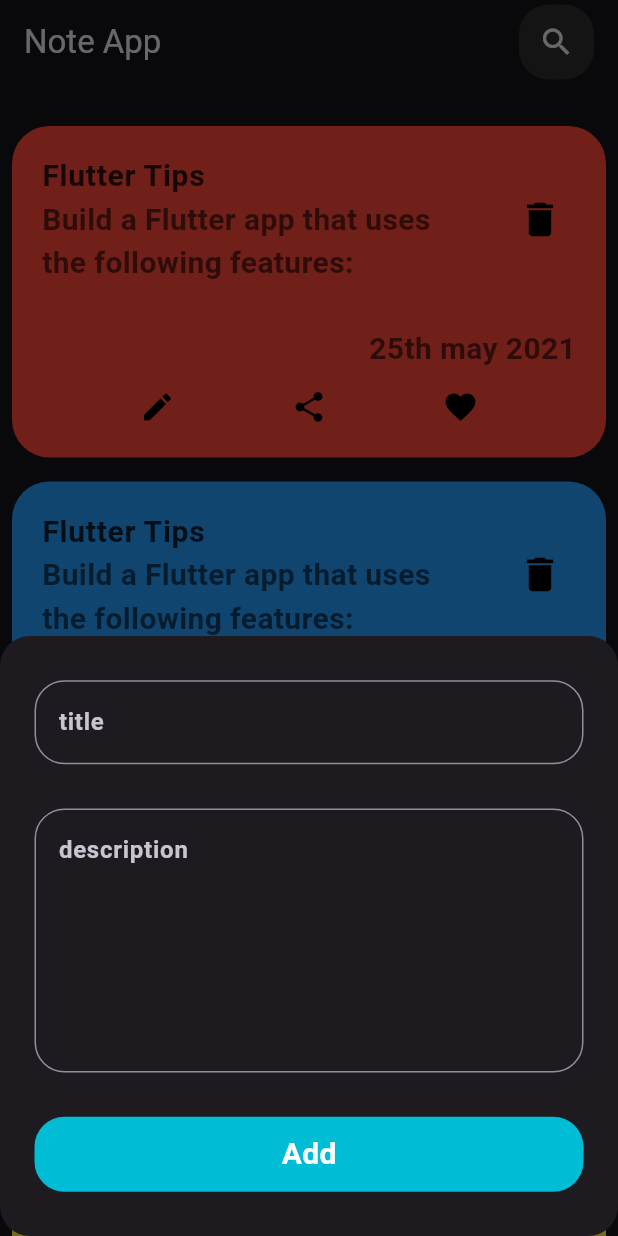
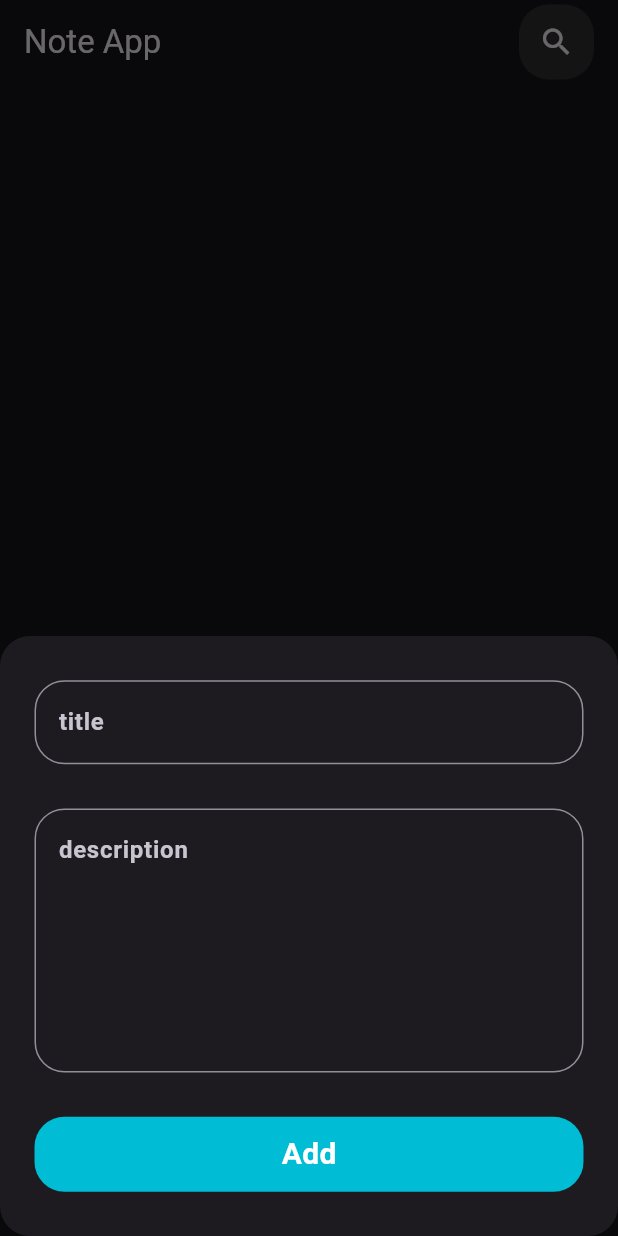
Before and after one commit to hazzemSaid/note_app, a Flutter app: the screen it shows after launch, after a tap on the "add" icon, on a phone screen of 412 x 824 dp. Run offline on Flutter 3.47's test engine with Material 3 defaults, Android fonts, the phone set to English and light mode, and no system bars; our stand-ins replace bloc, flutter_bloc, go_router, hive, hive_flutter; accounts and stored records are empty.

Commit message:
Refactor home_screen.dart, customcard.dart, and homeScreen_body.dart
- Refactor home_screen.dart to use AbsorbPointer for state management and show loading indicator
- Add GetnotesCubit to home_screen.dart and homeScreen_body.dart
- Update customcard.dart to display note data dynamically
- Add GetnotesCubit to homeScreen_body.dart
- Add GetnotesCubit and GetnotesState to getnotes_cubit.dart and getnotes_state.dart

```diff
--- /dev/null
+++ b/lib/cubit/getnotecubit/getnotes_cubit.dart
@@ -0,0 +1,20 @@
+import 'package:bloc/bloc.dart';
+import 'package:hive_flutter/hive_flutter.dart';
+import 'package:meta/meta.dart';
+import 'package:note_app/model/note_model.dart';
+
+part 'getnotes_state.dart';
+
+class GetnotesCubit extends Cubit<GetnotesState> {
+  GetnotesCubit() : super(GetnotesInitial());
+
+  void feachnote() {
+    try {
+      var box = Hive.box<NoteModel>('notes');
+      var notes = box.values.toList();
+      emit(GetnotesSuccess(notes: notes));
+    } catch (e) {
+      emit(GetnotesFauiler(massage: e.toString()));
+    }
+  }
+}
--- /dev/null
+++ b/lib/cubit/getnotecubit/getnotes_state.dart
@@ -0,0 +1,17 @@
+part of 'getnotes_cubit.dart';
+
+@immutable
+abstract class GetnotesState {}
+
+class GetnotesInitial extends GetnotesState {}
+
+class GetnotesSuccess extends GetnotesState {
+  final List<NoteModel> notes;
+  GetnotesSuccess({required this.notes});
+}
+
+class GetnotesFauiler extends GetnotesState {
+  final String massage;
+
+  GetnotesFauiler({required this.massage});
+}
--- a/lib/features/home/presentation/view/screens/home_screen.dart
+++ b/lib/features/home/presentation/view/screens/home_screen.dart
@@ -1,4 +1,6 @@
 import 'package:flutter/material.dart';
+import 'package:flutter_bloc/flutter_bloc.dart';
+import 'package:note_app/cubit/getnotecubit/getnotes_cubit.dart';
 import 'package:note_app/features/home/presentation/view/widgets/add_node.dart';
 import 'package:note_app/features/home/presentation/view/widgets/homeScreen_body.dart';
 
@@ -7,7 +9,9 @@ class HomeScreen extends StatelessWidget {
 
   @override
   Widget build(BuildContext context) {
-    return Scaffold(
+    return BlocProvider(
+      create: (context) => GetnotesCubit()..feachnote(),
+      child: Scaffold(
         floatingActionButton: FloatingActionButton(
             onPressed: () {
               showModalBottomSheet(
@@ -45,6 +49,7 @@ class HomeScreen extends StatelessWidget {
           ),
         ),
         body: const HomeScreen_body(),
+      ),
     );
   }
 }
--- a/lib/features/home/presentation/view/widgets/customcard.dart
+++ b/lib/features/home/presentation/view/widgets/customcard.dart
@@ -1,11 +1,10 @@
 import 'package:flutter/material.dart';
+import 'package:note_app/model/note_model.dart';
 
 class CustomCard extends StatelessWidget {
   final int index;
-  CustomCard({
-    super.key,
-    required this.index,
-  });
+  final NoteModel note;
+  CustomCard({super.key, required this.index, required this.note});
   final List<Color> colors = [
     Colors.red,
     Colors.blue,
@@ -32,7 +31,7 @@ class CustomCard extends StatelessWidget {
             ListTile(
               contentPadding: const EdgeInsets.all(0),
               title: Text(
-                'Flutter Tips',
+                note.title,
                 style: TextStyle(
                   color: Colors.black.withOpacity(0.8),
                   fontSize: 20,
@@ -40,7 +39,7 @@ class CustomCard extends StatelessWidget {
                 ),
               ),
               subtitle: Text(
-                'Build a Flutter app that uses the following features:',
+                note.description,
                 style: TextStyle(
                   color: Colors.black.withOpacity(0.6),
                   fontSize: 20,
@@ -60,7 +59,7 @@ class CustomCard extends StatelessWidget {
               width: double.infinity,
               height: 20,
             ),
-            Text('25th may 2021',
+            Text(note.date,
                 style: TextStyle(
                   color: Colors.black.withOpacity(0.6),
                   fontSize: 20,
--- a/lib/features/home/presentation/view/widgets/homeScreen_body.dart
+++ b/lib/features/home/presentation/view/widgets/homeScreen_body.dart
@@ -1,4 +1,6 @@
 import 'package:flutter/material.dart';
+import 'package:flutter_bloc/flutter_bloc.dart';
+import 'package:note_app/cubit/getnotecubit/getnotes_cubit.dart';
 import 'package:note_app/features/home/presentation/view/widgets/customcard.dart';
 
 import '../screens/editnoteview.dart';
@@ -8,6 +10,9 @@ class HomeScreen_body extends StatelessWidget {
 
   @override
   Widget build(BuildContext context) {
+    return BlocBuilder<GetnotesCubit, GetnotesState>(
+      builder: (context, state) {
+        if (state is GetnotesSuccess) {
           return Column(
             children: [
               const SizedBox(
@@ -16,7 +21,7 @@ class HomeScreen_body extends StatelessWidget {
               ),
               Flexible(
                 child: ListView.builder(
-              itemCount: 5,
+                    itemCount: state.notes.length,
                     itemBuilder: (context, index) {
                       return Padding(
                         padding: const EdgeInsets.all(8.0),
@@ -25,13 +30,23 @@ class HomeScreen_body extends StatelessWidget {
                               Navigator.push(
                                   context,
                                   MaterialPageRoute(
-                                builder: (context) => const Editnoteview()));
+                                      builder: (context) =>
+                                          const Editnoteview()));
                             },
-                      child: CustomCard(index: index)),
+                            child: CustomCard(
+                              index: index,
+                              note: state.notes[index],
+                            )),
                       );
                     }),
               ),
             ],
           );
+        } else if (state is GetnotesFauiler) {
+          return Center(child: Text(state.massage));
+        }
+        return CircularProgressIndicator();
+      },
+    );
   }
 }
```
Lines whose indentation alone changed are shown as unchanged.
